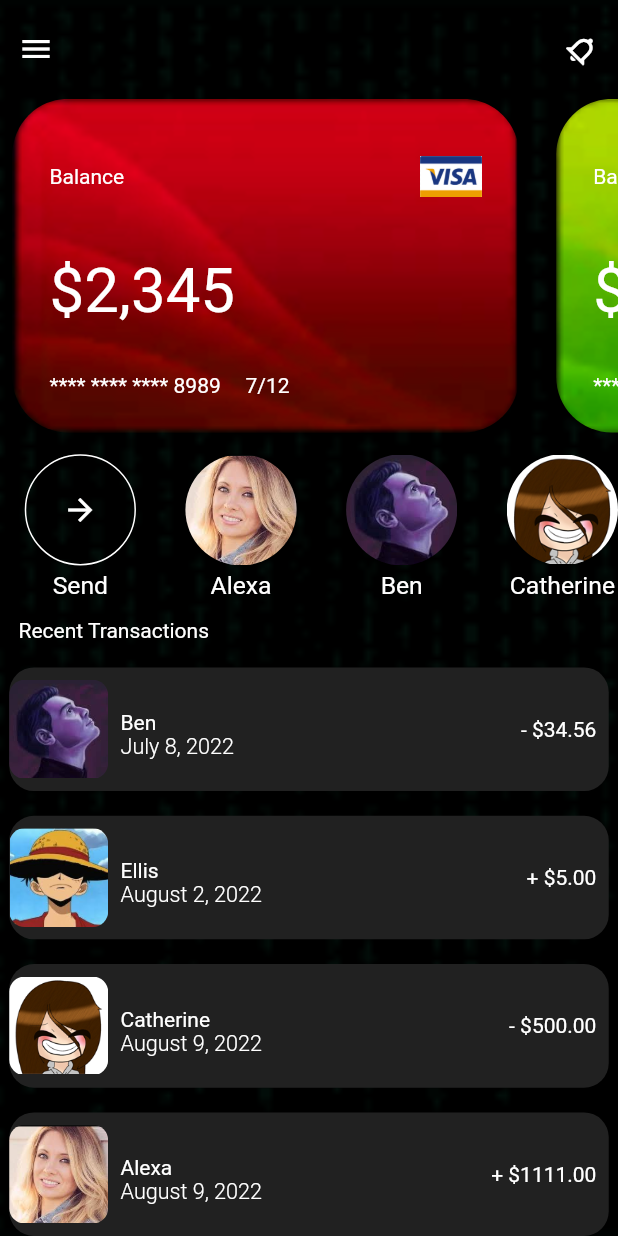
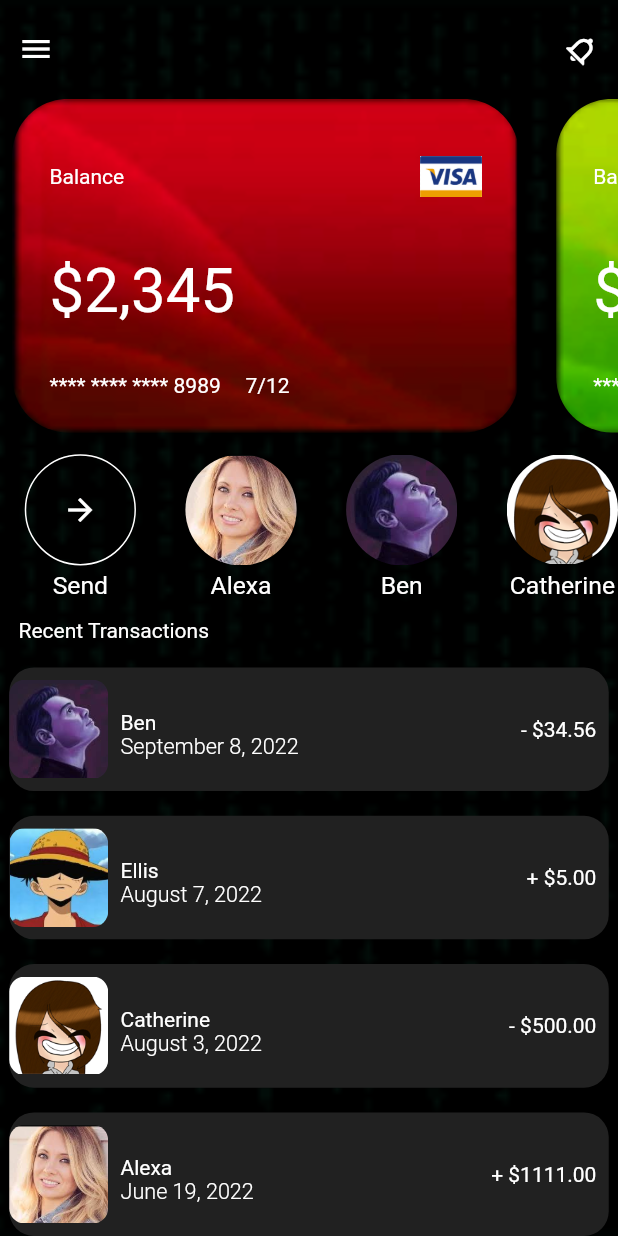
Before and after one commit to L1ght5p33D/mobile_payments_app_interface, a Flutter app: the screen it shows after launch, on a phone screen of 412 x 824 dp. Run offline on Flutter 3.47's test engine with Material 2 defaults, Android fonts, the phone set to English and light mode, and no system bars; missing offline and left inert: onscreen_num_keyboard.

```diff
--- a/lib/ca_globals.dart
+++ b/lib/ca_globals.dart
@@ -53,22 +53,22 @@ List<Map> benef_data = [
 
 List<Map> trans_data = [
   {"trans_user": "Ben",
-    "date": "July 8, 2022",
+    "date": "September 8, 2022",
     "amount": "34.56",
     "cod": "debit"
   },
   {"trans_user": "Ellis",
-    "date": "August 2, 2022",
+    "date": "August 7, 2022",
     "amount": "5.00",
     "cod": "credit"
   },
   {"trans_user": "Catherine",
-    "date": "August 9, 2022",
+    "date": "August 3, 2022",
     "amount": "500.00",
     "cod": "debit"
   },
   {"trans_user": "Alexa",
-    "date": "August 9, 2022",
+    "date": "June 19, 2022",
     "amount": "1111.00",
     "cod": "credit"
   }
```
Also changed, not shown: assets/images/bm_bg1.png (deleted), assets/images/cashcard_bg.png (deleted), assets/images/mastercardlogo.png (deleted), assets/images/paypallogo.png (deleted), assets/images/visalogo.png (deleted).
